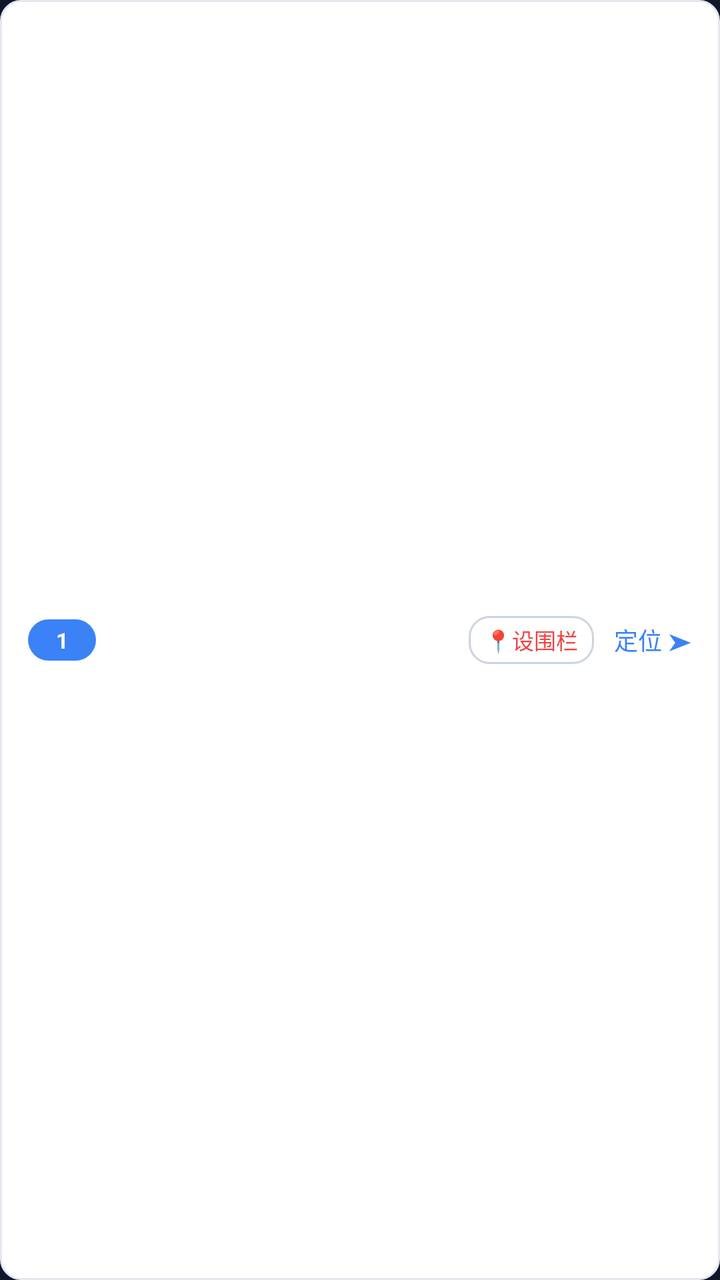
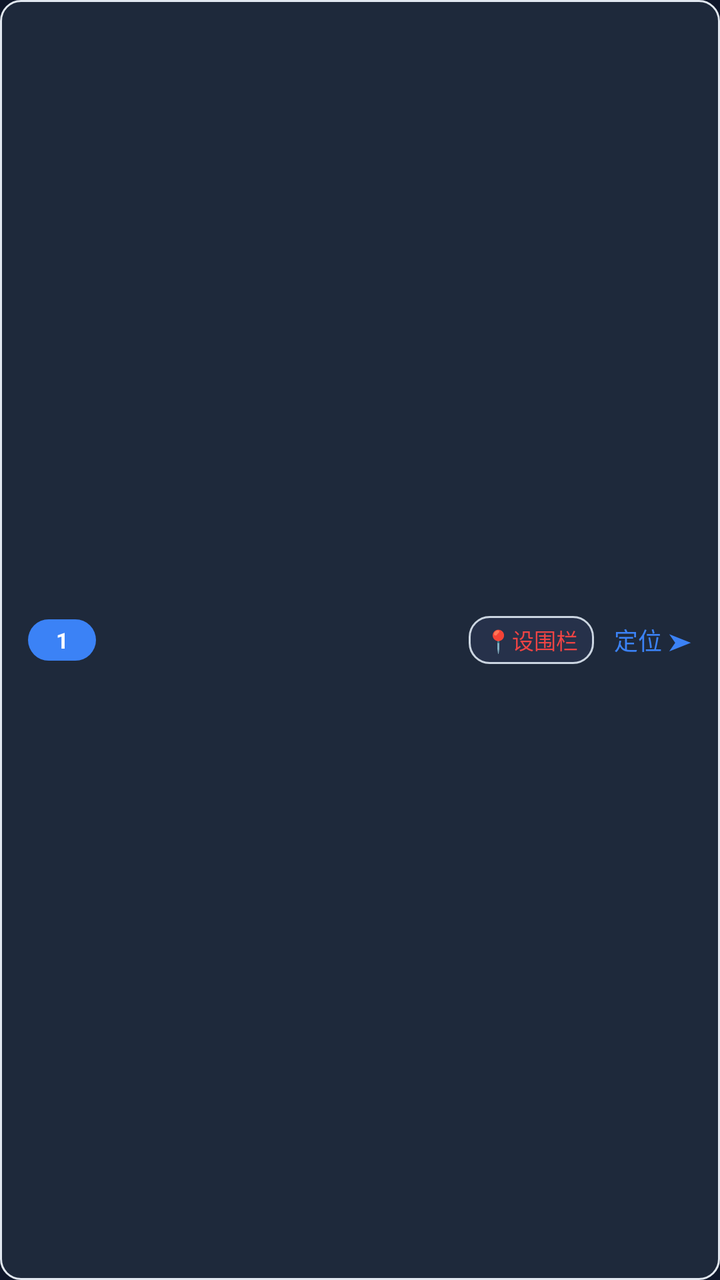

Compare the two renders of this Android layout. The source of the first and the diff that turns it into the second are given below.
<!-- AndroidManifest.xml: application theme Theme.AntiFraudGuard -->
<!-- res/layout/item_track_point.xml -->
<?xml version="1.0" encoding="utf-8"?>
<LinearLayout xmlns:android="http://schemas.android.com/apk/res/android"
    android:layout_width="match_parent"
    android:layout_height="wrap_content"
    android:orientation="horizontal"
    android:gravity="center_vertical"
    android:background="@drawable/bg_track_item"
    android:paddingHorizontal="14dp"
    android:paddingVertical="10dp"
    android:layout_marginBottom="8dp">

    <TextView
        android:id="@+id/tv_index"
        android:layout_width="wrap_content"
        android:layout_height="wrap_content"
        android:minWidth="34dp"
        android:gravity="center"
        android:background="@drawable/bg_track_index"
        android:text="1"
        android:textColor="#FFFFFF"
        android:textSize="11sp"
        android:textStyle="bold"
        android:paddingHorizontal="6dp"
        android:paddingVertical="3dp" />

    <LinearLayout
        android:layout_width="0dp"
        android:layout_height="wrap_content"
        android:layout_weight="1"
        android:layout_marginStart="10dp"
        android:orientation="vertical">

        <TextView
            android:id="@+id/tv_addr"
            android:layout_width="match_parent"
            android:layout_height="wrap_content"
            android:maxLines="1"
            android:ellipsize="end"
            android:textColor="#1E293B"
            android:textSize="13sp"
            android:textStyle="bold" />

        <TextView
            android:id="@+id/tv_time"
            android:layout_width="match_parent"
            android:layout_height="wrap_content"
            android:textColor="#64748B"
            android:textSize="11sp" />
    </LinearLayout>

    <TextView
        android:id="@+id/tv_set_fence"
        android:layout_width="wrap_content"
        android:layout_height="wrap_content"
        android:layout_marginEnd="10dp"
        android:background="@drawable/bg_input"
        android:paddingHorizontal="8dp"
        android:paddingVertical="4dp"
        android:text="📍设围栏"
        android:textColor="#EF4444"
        android:textSize="11sp" />

    <TextView
        android:layout_width="wrap_content"
        android:layout_height="wrap_content"
        android:text="定位 ➤"
        android:textColor="#3B82F6"
        android:textSize="12sp" />
</LinearLayout>
<!-- resources referenced by this layout -->
<resources>
  <!-- drawable bg_input (drawable) -->
  <?xml version="1.0" encoding="utf-8"?>
  <shape xmlns:android="http://schemas.android.com/apk/res/android" android:shape="rectangle">
      <solid android:color="#FFFFFF" />
      <corners android:radius="10dp" />
      <stroke android:width="1dp" android:color="#CBD5E1" />
  </shape>
  <!-- drawable bg_track_index (drawable) -->
  <?xml version="1.0" encoding="utf-8"?>
  <shape xmlns:android="http://schemas.android.com/apk/res/android" android:shape="rectangle">
      <solid android:color="#3B82F6" />
      <corners android:radius="99dp" />
  </shape>
  <!-- drawable bg_track_item (drawable) -->
  <?xml version="1.0" encoding="utf-8"?>
  <shape xmlns:android="http://schemas.android.com/apk/res/android" android:shape="rectangle">
      <solid android:color="#FFFFFF" />
      <corners android:radius="10dp" />
      <stroke android:width="1dp" android:color="#E2E8F0" />
  </shape>
  <style name="Theme.AntiFraudGuard" parent="Theme.MaterialComponents.DayNight.NoActionBar">
          
          <item name="colorPrimary">@color/blue_500</item>
          <item name="colorPrimaryVariant">@color/blue_700</item>
          <item name="colorOnPrimary">@color/white</item>
          
          <item name="colorSecondary">@color/emerald_500</item>
          <item name="colorSecondaryVariant">@color/emerald_700</item>
          <item name="colorOnSecondary">@color/white</item>
          
          <item name="android:statusBarColor">#0F172A</item>
          <item name="android:windowBackground">#0F172A</item>
      </style>
  <color name="blue_500">#3B82F6</color>
  <color name="blue_700">#1D4ED8</color>
  <color name="white">#FFFFFFFF</color>
  <color name="emerald_500">#10B981</color>
  <color name="emerald_700">#047857</color>
</resources>

<!-- the commit's change to res/layout/item_track_point.xml (unified diff, before → after) -->
@@ -36,7 +36,7 @@
             android:layout_height="wrap_content"
             android:maxLines="1"
             android:ellipsize="end"
-            android:textColor="#1E293B"
+            android:textColor="?attr/appText"
             android:textSize="13sp"
             android:textStyle="bold" />
 
@@ -44,7 +44,7 @@
             android:id="@+id/tv_time"
             android:layout_width="match_parent"
             android:layout_height="wrap_content"
-            android:textColor="#64748B"
+            android:textColor="?attr/appTextDim"
             android:textSize="11sp" />
     </LinearLayout>
 
<!-- resource entries referenced after the edit -->
@@ -3,7 +3,7 @@
   <!-- drawable bg_input (drawable) -->
   <?xml version="1.0" encoding="utf-8"?>
   <shape xmlns:android="http://schemas.android.com/apk/res/android" android:shape="rectangle">
-      <solid android:color="#FFFFFF" />
+      <solid android:color="?attr/appInputBg" />
       <corners android:radius="10dp" />
       <stroke android:width="1dp" android:color="#CBD5E1" />
   </shape>
@@ -16,11 +16,11 @@
   <!-- drawable bg_track_item (drawable) -->
   <?xml version="1.0" encoding="utf-8"?>
   <shape xmlns:android="http://schemas.android.com/apk/res/android" android:shape="rectangle">
-      <solid android:color="#FFFFFF" />
+      <solid android:color="?attr/appCard" />
       <corners android:radius="10dp" />
       <stroke android:width="1dp" android:color="#E2E8F0" />
   </shape>
-  <style name="Theme.AntiFraudGuard" parent="Theme.MaterialComponents.DayNight.NoActionBar">
+  <style name="Theme.AntiFraudGuard" parent="Theme.MaterialComponents.NoActionBar">
           
           <item name="colorPrimary">@color/blue_500</item>
           <item name="colorPrimaryVariant">@color/blue_700</item>
@@ -29,9 +29,20 @@
           <item name="colorSecondary">@color/emerald_500</item>
           <item name="colorSecondaryVariant">@color/emerald_700</item>
           <item name="colorOnSecondary">@color/white</item>
+  
+          <item name="appBg">#0F172A</item>
+          <item name="appCard">#1E293B</item>
+          <item name="appCardAlt">#26314A</item>
+          <item name="appText">#FFFFFF</item>
+          <item name="appTextDim">#94A3B8</item>
+          <item name="appDivider">#334155</item>
+          <item name="appInputBg">#26314A</item>
+          <item name="appInputText">#FFFFFF</item>
+  
           
           <item name="android:statusBarColor">#0F172A</item>
           <item name="android:windowBackground">#0F172A</item>
+          <item name="android:navigationBarColor">#0F172A</item>
       </style>
   <color name="blue_500">#3B82F6</color>
   <color name="blue_700">#1D4ED8</color>
